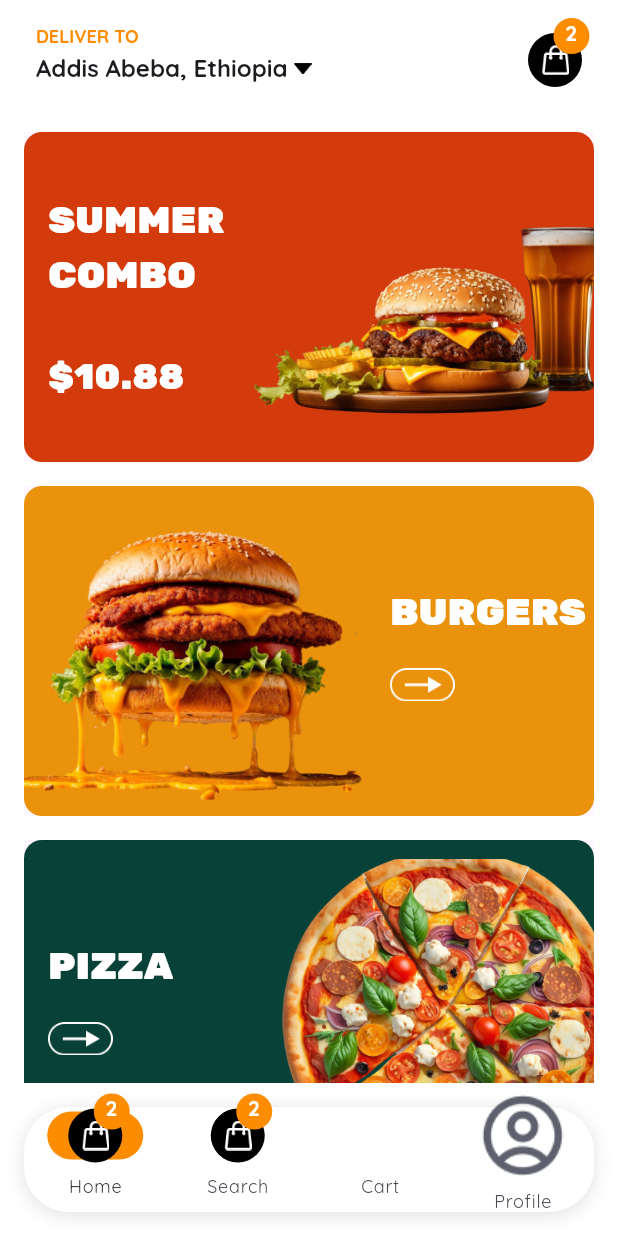
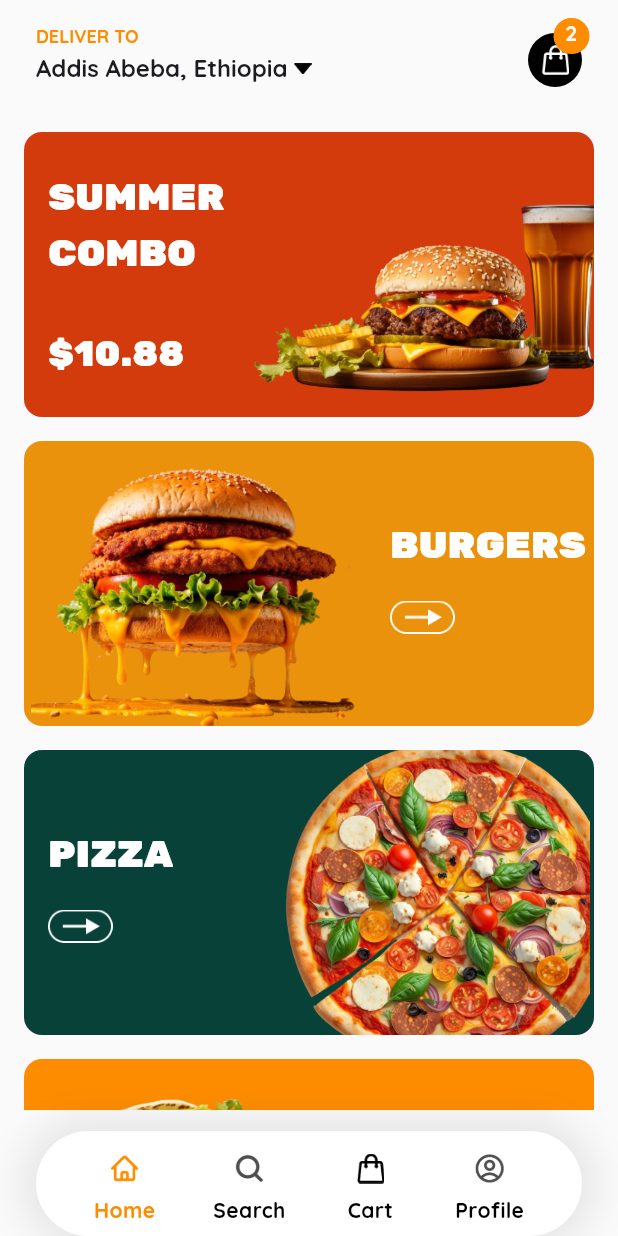
Before and after one commit to Miki0035/flutter_food_delivery_app, a Flutter app: the screen it shows after launch, on a phone screen of 412 x 824 dp. Run offline on Flutter 3.47's test engine with Material 3 defaults, Android fonts, the phone set to English and light mode, and no system bars; our stand-ins replace appwrite.

Commit message:
finished bottom nav bar

```diff
--- a/lib/bottom_navigation_bar.dart
+++ b/lib/bottom_navigation_bar.dart
@@ -1,12 +1,12 @@
 import 'package:flutter/material.dart';
+import 'package:food_delivery_app/common/widgets/bottom_navigation_bar_button.dart';
 import 'package:food_delivery_app/features/cart/screens/cart_screen.dart';
 import 'package:food_delivery_app/features/home/screens/home.dart';
 import 'package:food_delivery_app/features/profile/screens/profile_screen.dart';
 import 'package:food_delivery_app/features/search/screens/search_screen.dart';
+import 'package:food_delivery_app/utilis/constants/colors.dart';
 import 'package:food_delivery_app/utilis/constants/images.dart';
-import 'package:food_delivery_app/utilis/constants/sizes.dart';
 import 'package:provider/provider.dart';
-import 'package:food_delivery_app/common/widgets/stacked_container_with_notification_count.dart';
 
 class FBottomNavBar extends StatelessWidget {
   const FBottomNavBar({super.key});
@@ -18,56 +18,63 @@ class FBottomNavBar extends StatelessWidget {
       child: Scaffold(
         body: Consumer<FBottomNavBarProvider>(
           builder:
-              (context, navProvider, _) =>
-                  navProvider.screens[navProvider.currentIndex],
+              (context, navProvider, _) => Stack(
+                children: [
+                  Padding(
+                    padding: EdgeInsets.only(
+                      bottom: kBottomNavigationBarHeight * 1.5,
                     ),
-        bottomNavigationBar: Consumer<FBottomNavBarProvider>(
-          builder:
-              (context, navProvider, _) => Container(
-                margin: EdgeInsets.all(FSize.defaultSpace),
+                    child: navProvider.screens[navProvider.currentIndex],
+                  ),
+                  Align(
+                    alignment: Alignment.bottomCenter,
+                    child: Container(
+                      height: 70,
+                      margin: EdgeInsets.symmetric(
+                        horizontal: 24,
+                        vertical: MediaQuery.of(context).padding.bottom * 1.2,
+                      ),
+                      padding: EdgeInsets.symmetric(vertical: 4.0),
                       decoration: BoxDecoration(
                         color: Colors.white,
-                  borderRadius: BorderRadius.circular(30.0),
+                        borderRadius: BorderRadius.circular(50.0),
                         boxShadow: [
                           BoxShadow(
-                      color: Colors.black12,
-                      blurRadius: 10,
-                      offset: Offset(0, 2),
+                            color: Colors.black.withAlpha(20),
+                            blurRadius: 20,
+                            spreadRadius: 10,
                           ),
                         ],
                       ),
-                child: NavigationBar(
-                  height: 70,
-                  backgroundColor: Colors.transparent,
-                  elevation: 0,
-                  selectedIndex: navProvider.currentIndex,
-                  onDestinationSelected:
-                      (value) => navProvider.changeIndex(value),
-                  destinations: [
-                    NavigationDestination(
-                      icon: FStackedContainerWithNotificationCount(
-                        notificationCount: 2,
+                      child: Row(
+                        mainAxisAlignment: MainAxisAlignment.spaceEvenly,
+                        mainAxisSize: MainAxisSize.max,
+                        children:
+                            navProvider.navButtons.indexed.map((nav) {
+                              return FBottomNavigationBarButton(
+                                onTap: () => navProvider.changeIndex(nav.$1),
+                                image: nav.$2.icon,
+                                label: nav.$2.label,
+                                textColor:
+                                    navProvider.currentIndex == nav.$1
+                                        ? FColor.orange
+                                        : Colors.black,
+                                iconColor:
+                                    navProvider.currentIndex == nav.$1
+                                        ? FColor.orange
+                                        : Colors.black,
+                              );
+                            }).toList(),
                       ),
-                      label: "Home",
                     ),
-                    NavigationDestination(
-                      icon: FStackedContainerWithNotificationCount(
-                        notificationCount: 2,
-                      ),
-                      label: "Search",
-                    ),
-                    NavigationDestination(
-                      icon: Image.asset(FImage.bag),
-                      label: "Cart",
-                    ),
-                    NavigationDestination(
-                      icon: Image.asset(FImage.person),
-                      label: "Profile",
                   ),
                 ],
               ),
         ),
-        ),
+        // bottomNavigationBar: Consumer<FBottomNavBarProvider>(
+        //     builder:
+        //         (context, navProvider, _) =>
+        // ),
       ),
     );
   }
@@ -82,8 +89,22 @@ class FBottomNavBarProvider extends ChangeNotifier {
     ProfileScreen(),
   ];
 
+  final List<NavButton> navButtons = [
+    NavButton(label: "Home", icon: FImage.home),
+    NavButton(label: "Search", icon: FImage.search),
+    NavButton(label: "Cart", icon: FImage.bag),
+    NavButton(label: "Profile", icon: FImage.person),
+  ];
+
   void changeIndex(int index) {
     currentIndex = index;
     notifyListeners();
   }
 }
+
+class NavButton {
+  final String label;
+  final String icon;
+
+  NavButton({required this.label, required this.icon});
+}
--- /dev/null
+++ b/lib/common/widgets/bottom_navigation_bar_button.dart
@@ -0,0 +1,40 @@
+import 'package:flutter/material.dart';
+import 'package:food_delivery_app/common/widgets/stacked_container_with_notification_count.dart';
+
+class FBottomNavigationBarButton extends StatelessWidget {
+  final VoidCallback? onTap;
+  final String image;
+  final String label;
+  final Color iconColor;
+  final Color textColor;
+
+  const FBottomNavigationBarButton({
+    super.key,
+    this.onTap,
+    required this.image,
+    required this.iconColor,
+    required this.label,
+    required this.textColor,
+  });
+
+  @override
+  Widget build(BuildContext context) {
+    return GestureDetector(
+      onTap: onTap,
+      child: SingleChildScrollView(
+        child: Column(
+          children: [
+            FStackedContainerWithNotificationCount(
+              image: image,
+              iconColor: iconColor,
+            ),
+            Text(
+              label,
+              style: TextStyle(color: textColor, fontWeight: FontWeight.w700),
+            ),
+          ],
+        ),
+      ),
+    );
+  }
+}
--- a/lib/common/widgets/sliver_app_bar.dart
+++ b/lib/common/widgets/sliver_app_bar.dart
@@ -63,7 +63,12 @@ class FSliverAppBar extends StatelessWidget {
               top: FSize.normalSpace,
               right: FSize.defaultSpace,
             ),
-            child: FStackedContainerWithNotificationCount(notificationCount: notificationCount)
+            child: FStackedContainerWithNotificationCount(
+              notificationCount: notificationCount,
+              backgroundColor: Colors.black,
+              iconColor: Colors.white,
+              image: FImage.bag,
+            ),
           ),
         ],
       ),
--- a/lib/common/widgets/stacked_container_with_notification_count.dart
+++ b/lib/common/widgets/stacked_container_with_notification_count.dart
@@ -5,12 +5,20 @@ import 'package:food_delivery_app/utilis/constants/sizes.dart';
 
 class FStackedContainerWithNotificationCount extends StatelessWidget {
   final Color backgroundColor;
+  final Color iconColor;
   final int notificationCount;
+  final String image;
+  final double width;
+  final double height;
 
   const FStackedContainerWithNotificationCount({
     super.key,
-    this.backgroundColor = Colors.black,
-    required this.notificationCount,
+    this.backgroundColor = Colors.transparent,
+    this.notificationCount = 0,
+    this.width = FSize.iconXl,
+    this.height = FSize.iconXl,
+    required this.image,
+    this.iconColor = Colors.black,
   });
 
   @override
@@ -19,19 +27,16 @@ class FStackedContainerWithNotificationCount extends StatelessWidget {
       clipBehavior: Clip.none,
       children: [
         Container(
-          width: FSize.iconXl,
-          height: FSize.iconXl,
+          width: width,
+          height: height,
           padding: EdgeInsets.all(8.0),
           decoration: BoxDecoration(
             color: backgroundColor,
             borderRadius: BorderRadius.circular(50.0),
           ),
-          child: Image.asset(
-            FImage.bag,
-            fit: BoxFit.contain,
-            color: Colors.white,
+          child: Image.asset(image, fit: BoxFit.contain, color: iconColor),
         ),
-        ),
+        if (notificationCount != 0)
           Positioned(
             top: -10,
             right: -5,
--- a/lib/features/home/screens/widgets/home_menu_item_container.dart
+++ b/lib/features/home/screens/widgets/home_menu_item_container.dart
@@ -16,7 +16,7 @@ class FHomeMenuItemContainer extends StatelessWidget {
         splashColor: Colors.redAccent.withValues(alpha: 0.8),
         child: Ink(
           width: 220,
-          height: 220,
+          height: 190,
 
           decoration: BoxDecoration(
             borderRadius: BorderRadius.circular(12.0),
--- a/lib/utilis/themes/custom_themes/navigation_bar_theme.dart
+++ b/lib/utilis/themes/custom_themes/navigation_bar_theme.dart
@@ -10,9 +10,7 @@ class FNavigationBarTheme {
         labelPadding: EdgeInsets.all(FSize.normalSpace),
         backgroundColor: Colors.white,
         elevation: 2.0,
-        indicatorColor: FColor.orange,
-        indicatorShape: RoundedRectangleBorder(
-          borderRadius: BorderRadius.circular(16.0),
-        ),
+        indicatorColor: Colors.transparent,
+        indicatorShape: null,
       );
 }
--- a/lib/utilis/themes/theme.dart
+++ b/lib/utilis/themes/theme.dart
@@ -10,7 +10,7 @@ class FAppTheme {
     useMaterial3: true,
     fontFamily: 'Quicksand',
     brightness: Brightness.light,
-    scaffoldBackgroundColor: Colors.white,
+    scaffoldBackgroundColor: Color(0xFFFAFAFA),
     appBarTheme: FAppBarTheme.lightAppBarTheme,
     inputDecorationTheme: FInputDecorationTheme.lightInputDecorationTheme,
     navigationBarTheme: FNavigationBarTheme.lightNavigationBarTheme,
```
Lines whose indentation alone changed are shown as unchanged.
